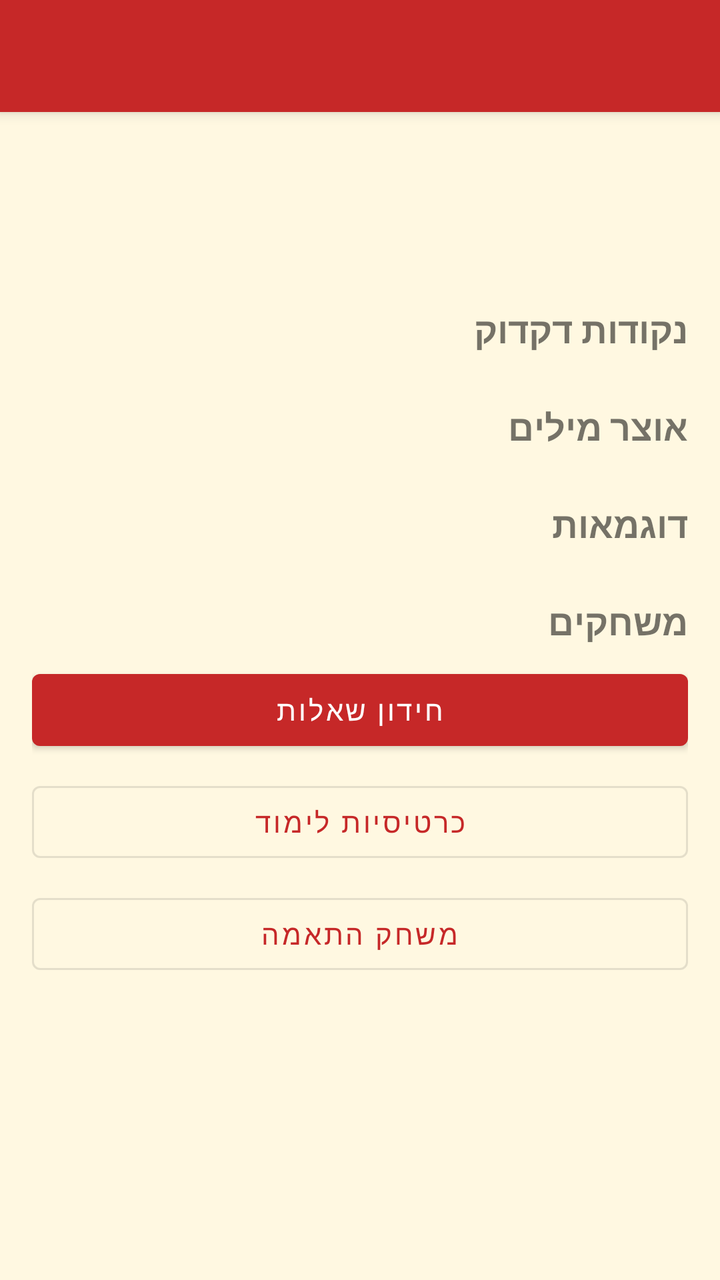
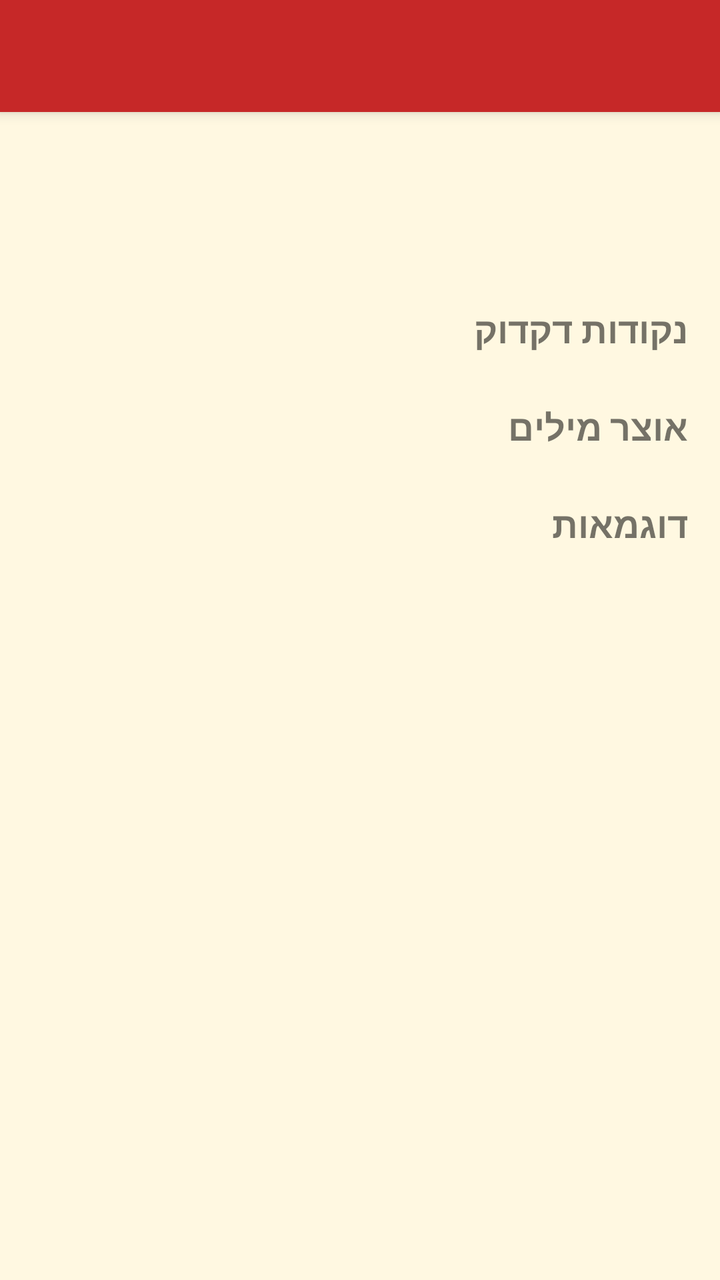

Compare the two renders of this Android layout. The source of the first and the diff that turns it into the second are given below.
<!-- AndroidManifest.xml: application theme Theme.NihongoBeginner -->
<!-- res/layout/activity_lesson_detail.xml -->
<?xml version="1.0" encoding="utf-8"?>
<androidx.coordinatorlayout.widget.CoordinatorLayout xmlns:android="http://schemas.android.com/apk/res/android"
    xmlns:app="http://schemas.android.com/apk/res-auto"
    xmlns:tools="http://schemas.android.com/tools"
    android:layout_width="match_parent"
    android:layout_height="match_parent">

    <com.google.android.material.appbar.AppBarLayout
        android:layout_width="match_parent"
        android:layout_height="wrap_content">

        <com.google.android.material.appbar.MaterialToolbar
            android:id="@+id/toolbar"
            android:layout_width="match_parent"
            android:layout_height="?actionBarSize"
            android:background="@color/colorPrimary"
            app:titleTextColor="@android:color/white" />

    </com.google.android.material.appbar.AppBarLayout>

    <androidx.core.widget.NestedScrollView
        android:layout_width="match_parent"
        android:layout_height="match_parent"
        android:fillViewport="true"
        app:layout_behavior="@string/appbar_scrolling_view_behavior">

        <LinearLayout
            android:layout_width="match_parent"
            android:layout_height="wrap_content"
            android:orientation="vertical"
            android:padding="16dp">

            <LinearLayout
                android:layout_width="match_parent"
                android:layout_height="wrap_content"
                android:gravity="center"
                android:layout_marginBottom="16dp"
                android:orientation="horizontal">

                <TextView
                    android:id="@+id/tvHeaderEmoji"
                    android:layout_width="wrap_content"
                    android:layout_height="wrap_content"
                    android:textSize="48sp" />

                <LinearLayout
                    android:layout_width="wrap_content"
                    android:layout_height="wrap_content"
                    android:layout_marginStart="12dp"
                    android:orientation="vertical">

                    <TextView
                        android:id="@+id/tvHeaderTitle"
                        android:layout_width="wrap_content"
                        android:layout_height="wrap_content"
                        android:textColor="@color/colorPrimary"
                        android:textSize="22sp"
                        android:textStyle="bold" />

                    <TextView
                        android:id="@+id/tvHeaderSubtitle"
                        android:layout_width="wrap_content"
                        android:layout_height="wrap_content"
                        android:textColor="@android:color/darker_gray"
                        android:textSize="14sp" />

                </LinearLayout>

            </LinearLayout>

            <TextView
                android:layout_width="match_parent"
                android:layout_height="wrap_content"
                android:text="נקודות דקדוק"
                android:textSize="18sp"
                android:textStyle="bold"
                android:layout_marginBottom="8dp" />

            <androidx.recyclerview.widget.RecyclerView
                android:id="@+id/rvGrammar"
                android:layout_width="match_parent"
                android:layout_height="wrap_content"
                android:nestedScrollingEnabled="false" />

            <TextView
                android:id="@+id/tvVocabHeader"
                android:layout_width="match_parent"
                android:layout_height="wrap_content"
                android:text="אוצר מילים"
                android:textSize="18sp"
                android:textStyle="bold"
                android:layout_marginTop="16dp"
                android:layout_marginBottom="8dp" />

            <androidx.recyclerview.widget.RecyclerView
                android:id="@+id/rvVocab"
                android:layout_width="match_parent"
                android:layout_height="wrap_content"
                android:nestedScrollingEnabled="false" />

            <TextView
                android:id="@+id/tvExamplesHeader"
                android:layout_width="match_parent"
                android:layout_height="wrap_content"
                android:text="דוגמאות"
                android:textSize="18sp"
                android:textStyle="bold"
                android:layout_marginTop="16dp"
                android:layout_marginBottom="8dp" />

            <androidx.recyclerview.widget.RecyclerView
                android:id="@+id/rvExamples"
                android:layout_width="match_parent"
                android:layout_height="wrap_content"
                android:nestedScrollingEnabled="false" />

            <TextView
                android:id="@+id/tvGamesHeader"
                android:layout_width="match_parent"
                android:layout_height="wrap_content"
                android:text="משחקים"
                android:textSize="18sp"
                android:textStyle="bold"
                android:layout_marginTop="16dp"
                android:layout_marginBottom="8dp" />

            <Button
                android:id="@+id/btnQuiz"
                style="@style/Widget.MaterialComponents.Button"
                android:layout_width="match_parent"
                android:layout_height="wrap_content"
                android:layout_marginBottom="8dp"
                android:text="חידון שאלות" />

            <Button
                android:id="@+id/btnFlashcards"
                style="@style/Widget.MaterialComponents.Button.OutlinedButton"
                android:layout_width="match_parent"
                android:layout_height="wrap_content"
                android:layout_marginBottom="8dp"
                android:text="כרטיסיות לימוד" />

            <Button
                android:id="@+id/btnMatching"
                style="@style/Widget.MaterialComponents.Button.OutlinedButton"
                android:layout_width="match_parent"
                android:layout_height="wrap_content"
                android:layout_marginBottom="8dp"
                android:text="משחק התאמה" />

            <Button
                android:id="@+id/btnNumberGame"
                style="@style/Widget.MaterialComponents.Button.OutlinedButton"
                android:layout_width="match_parent"
                android:layout_height="wrap_content"
                android:layout_marginBottom="8dp"
                android:text="משחק מספרים"
                android:visibility="gone" />

            <Button
                android:id="@+id/btnSentenceBuilder"
                style="@style/Widget.MaterialComponents.Button.OutlinedButton"
                android:layout_width="match_parent"
                android:layout_height="wrap_content"
                android:layout_marginBottom="8dp"
                android:text="בניית משפטים"
                android:visibility="gone" />

        </LinearLayout>

    </androidx.core.widget.NestedScrollView>

</androidx.coordinatorlayout.widget.CoordinatorLayout>
<!-- resources referenced by this layout -->
<resources>
  <color name="colorPrimary">#C62828</color>
  <style name="Theme.NihongoBeginner" parent="Theme.MaterialComponents.DayNight.DarkActionBar">
          <item name="colorPrimary">@color/colorPrimary</item>
          <item name="colorPrimaryVariant">@color/colorPrimaryVariant</item>
          <item name="colorOnPrimary">@color/colorOnPrimary</item>
          <item name="colorSecondary">@color/colorSecondary</item>
          <item name="colorOnSecondary">@color/colorOnSecondary</item>
          <item name="android:colorBackground">@color/background</item>
          <item name="colorSurface">@color/surface</item>
          <item name="colorOnSurface">@color/onSurface</item>
          <item name="windowActionBar">false</item>
          <item name="windowNoTitle">true</item>
          <item name="android:windowSoftInputMode">adjustResize</item>
      </style>
  <color name="colorPrimaryVariant">#B71C1C</color>
  <color name="colorOnPrimary">#FFFFFF</color>
  <color name="colorSecondary">#D32F2F</color>
  <color name="colorOnSecondary">#FFFFFF</color>
  <color name="background">#FFF8E1</color>
  <color name="surface">#FFF8E1</color>
  <color name="onSurface">#212121</color>
</resources>

<!-- the commit's change to res/layout/activity_lesson_detail.xml (unified diff, before → after) -->
@@ -114,57 +114,6 @@
                 android:layout_height="wrap_content"
                 android:nestedScrollingEnabled="false" />
 
-            <TextView
-                android:id="@+id/tvGamesHeader"
-                android:layout_width="match_parent"
-                android:layout_height="wrap_content"
-                android:text="משחקים"
-                android:textSize="18sp"
-                android:textStyle="bold"
-                android:layout_marginTop="16dp"
-                android:layout_marginBottom="8dp" />
-
-            <Button
-                android:id="@+id/btnQuiz"
-                style="@style/Widget.MaterialComponents.Button"
-                android:layout_width="match_parent"
-                android:layout_height="wrap_content"
-                android:layout_marginBottom="8dp"
-                android:text="חידון שאלות" />
-
-            <Button
-                android:id="@+id/btnFlashcards"
-                style="@style/Widget.MaterialComponents.Button.OutlinedButton"
-                android:layout_width="match_parent"
-                android:layout_height="wrap_content"
-                android:layout_marginBottom="8dp"
-                android:text="כרטיסיות לימוד" />
-
-            <Button
-                android:id="@+id/btnMatching"
-                style="@style/Widget.MaterialComponents.Button.OutlinedButton"
-                android:layout_width="match_parent"
-                android:layout_height="wrap_content"
-                android:layout_marginBottom="8dp"
-                android:text="משחק התאמה" />
-
-            <Button
-                android:id="@+id/btnNumberGame"
-                style="@style/Widget.MaterialComponents.Button.OutlinedButton"
-                android:layout_width="match_parent"
-                android:layout_height="wrap_content"
-                android:layout_marginBottom="8dp"
-                android:text="משחק מספרים"
-                android:visibility="gone" />
-
-            <Button
-                android:id="@+id/btnSentenceBuilder"
-                style="@style/Widget.MaterialComponents.Button.OutlinedButton"
-                android:layout_width="match_parent"
-                android:layout_height="wrap_content"
-                android:layout_marginBottom="8dp"
-                android:text="בניית משפטים"
-                android:visibility="gone" />
 
         </LinearLayout>
 
